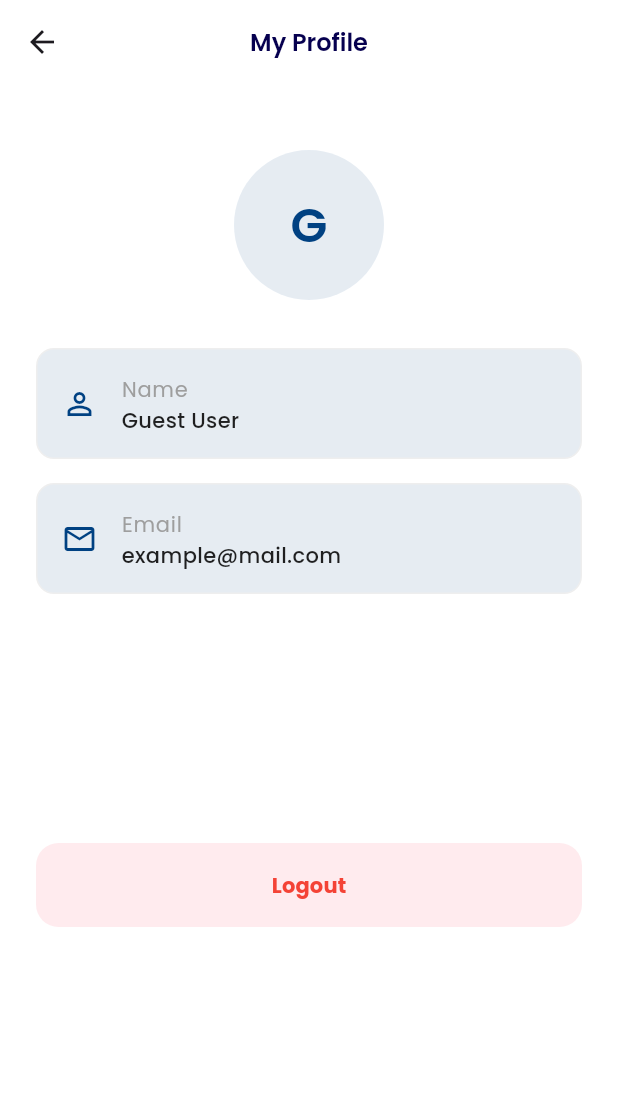
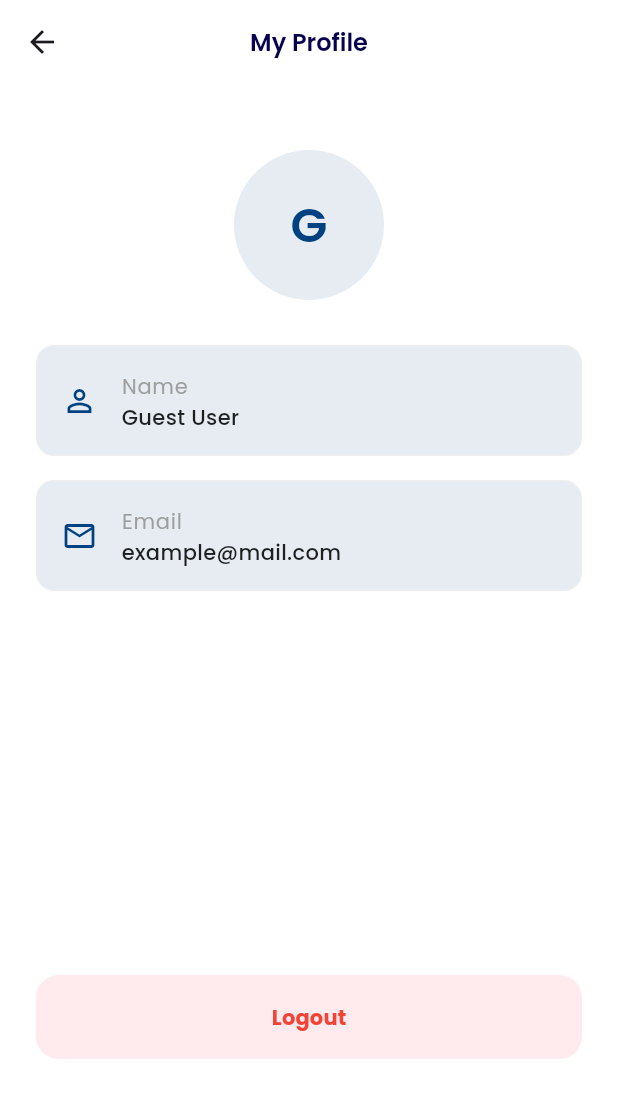
Before and after one commit to osamaabdo536/swift_cart, a Flutter app: the Profile screen opened directly, on a phone screen of 412 x 824 dp. Shown: the top 1098 px of the screen. Run offline on Flutter 3.47's test engine with Material 3 defaults, Android fonts, the phone set to English and light mode, and no system bars; our stand-ins replace bloc, dio, flutter_bloc, flutter_image_slideshow, flutter_secure_storage, flutter_svg; missing offline and left inert: carousel_slider_plus; accounts and stored records are empty; network calls fail; statements that could not run were skipped.

Commit message:
Enhance cart functionality and UI updates: - Improve addToCart method to handle quantity updates. - Update CategoryItem to support asset images. - Refactor ProductItem for better navigation to product details. - Adjust Profile layout for improved spacing and readability.

```diff
--- a/lib/features/favorite/favorite.dart
+++ b/lib/features/favorite/favorite.dart
@@ -13,6 +13,7 @@ class Favorite extends StatelessWidget {
 
   @override
   Widget build(BuildContext context) {
+    List favproducts;
     return BlocProvider(
       create: (_) => FavoriteCubit()..getFavorites(),
       child: Scaffold(
@@ -45,9 +46,11 @@ class Favorite extends StatelessWidget {
               return Center(child: Text(state.errMsg));
             }
             if (state is FavoriteSuccessState || state is FavoriteUpdatedState) {
+
               final favorites = (state is FavoriteSuccessState)
                   ? state.favorites
                   : (state as FavoriteUpdatedState).favorites;
+                  favproducts= favorites;
 
               if (favorites.isEmpty) {
                 return const Center(child: Text("No favorites yet"));
--- a/lib/features/profile/profile.dart
+++ b/lib/features/profile/profile.dart
@@ -67,9 +67,11 @@ class Profile extends StatelessWidget {
               child: Column(
                 mainAxisAlignment: MainAxisAlignment.spaceBetween,
                 children: [
-                  Column(
+                  Padding(
+                    padding: const EdgeInsets.only(top: 20),
+                    child: Column(
                       children: [
-                      const SizedBox(height: 20),
+
                         CircleAvatar(
                           radius: 50,
                           backgroundColor: AppColors.primary.withValues(
@@ -83,7 +85,7 @@ class Profile extends StatelessWidget {
                             ),
                           ),
                         ),
-                      const SizedBox(height: 32),
+                        const SizedBox(height: 30),
 
                         _buildInfoField(
                           icon: Icons.person_outline,
@@ -95,8 +97,10 @@ class Profile extends StatelessWidget {
                           label: 'Email',
                           value: email,
                         ),
-                      const SizedBox(height: 150),
+                         const SizedBox(height: 240),
+
                       ],
+                    ),
                   ),
 
                   _buildLogoutButton(context, state),
```
Also changed, not shown: lib/features/cart/cubit/cart_cubit.dart (+10 -0 lines), lib/features/home/category_item.dart (+7 -3 lines), lib/features/home/home.dart (+7 -9 lines), lib/features/product/product_details.dart (+1 -6 lines), lib/features/product/widgets/product_item.dart (+12 -1 lines). Lines whose indentation alone changed are shown as unchanged.
